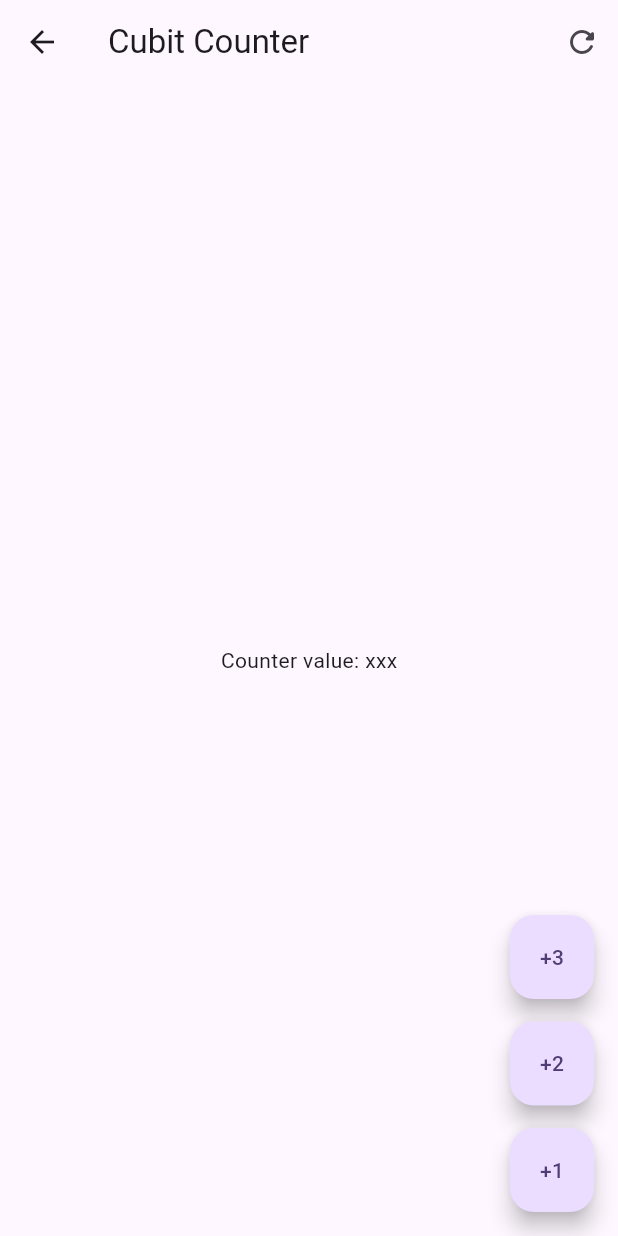
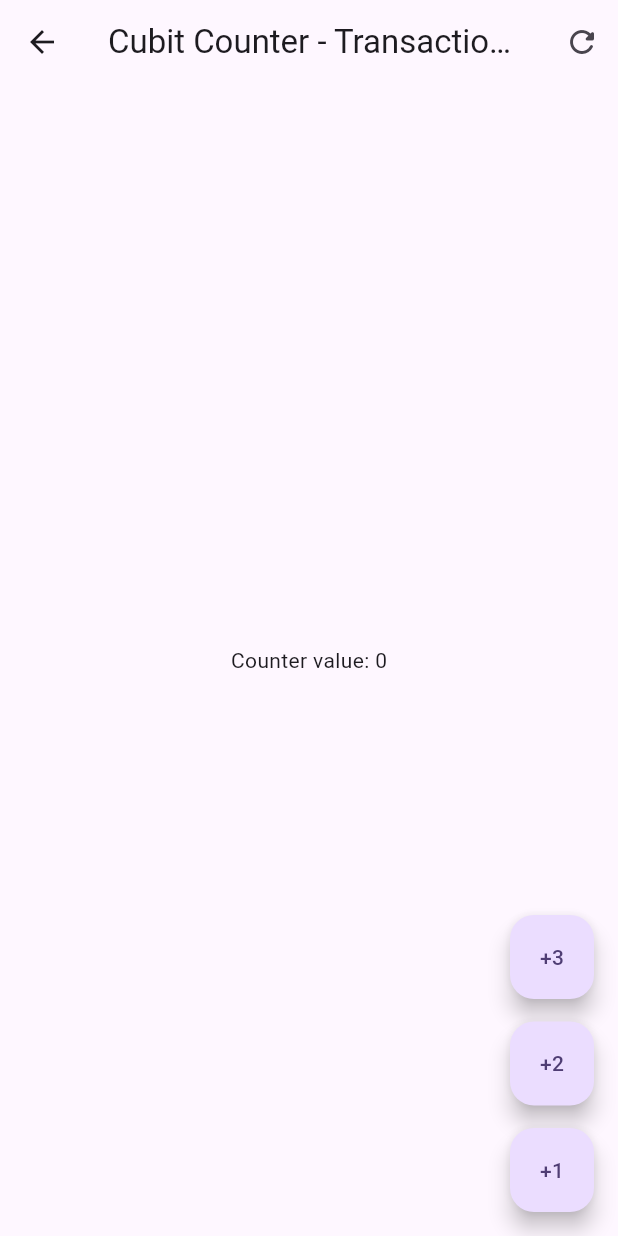
Before and after one commit to vogelFritz/forms_app, a Flutter app: the screen it shows after launch, after a tap on "cubits", on a phone screen of 412 x 824 dp. Run offline on Flutter 3.47's test engine with Material 3 defaults, Android fonts, the phone set to English and light mode, and no system bars; our stand-ins replace flutter_bloc, go_router.

Commit message:
CounterCubitScreen funcionando

```diff
--- /dev/null
+++ b/lib/presentation/blocs/counter_cubit/counter_state.dart
@@ -0,0 +1,16 @@
+part of 'counter_cubit.dart';
+
+class CounterState {
+  final int counter;
+  final int transactionCount;
+
+  CounterState({this.counter = 0, this.transactionCount = 0});
+
+  copyWith({
+    int? counter,
+    int? transactionCount,
+  }) =>
+      CounterState(
+          counter: counter ?? this.counter,
+          transactionCount: transactionCount ?? this.transactionCount);
+}
--- a/lib/presentation/screens/cubit_counter_screen.dart
+++ b/lib/presentation/screens/cubit_counter_screen.dart
@@ -1,28 +1,63 @@
 import 'package:flutter/material.dart';
+import 'package:flutter_bloc/flutter_bloc.dart';
+import 'package:forms_app/presentation/blocs/counter_cubit/counter_cubit.dart';
 
 class CubitCounterScreen extends StatelessWidget {
   const CubitCounterScreen({super.key});
 
   @override
   Widget build(BuildContext context) {
+    return BlocProvider(
+        create: (_) => CounterCubit(), child: const _CubitCounterView());
+  }
+}
+
+class _CubitCounterView extends StatelessWidget {
+  const _CubitCounterView();
+
+  @override
+  Widget build(BuildContext context) {
+    final counterState = context.watch<CounterCubit>().state;
     return Scaffold(
       appBar: AppBar(
-        title: const Text('Cubit Counter'),
+        title: Text(
+            'Cubit Counter - Transactions: ${counterState.transactionCount}'),
         actions: [
-          IconButton(onPressed: () {}, icon: const Icon(Icons.refresh_rounded))
+          IconButton(
+              onPressed: () {
+                context.read<CounterCubit>().reset();
+              },
+              icon: const Icon(Icons.refresh_rounded))
         ],
       ),
-      body: const Center(child: Text('Counter value: xxx')),
+      body: Center(child: BlocBuilder<CounterCubit, CounterState>(
+          // buildWhen: (previous, current) =>
+          //     current.counter != previous.counter,
+          builder: (context, state) {
+        return Text('Counter value: ${state.counter}');
+      })),
       floatingActionButton:
           Column(mainAxisAlignment: MainAxisAlignment.end, children: [
         FloatingActionButton(
-            heroTag: '1', onPressed: () {}, child: const Text('+3')),
+            heroTag: '1',
+            onPressed: () {
+              context.read<CounterCubit>().increaseBy(3);
+            },
+            child: const Text('+3')),
         const SizedBox(height: 15),
         FloatingActionButton(
-            heroTag: '2', onPressed: () {}, child: const Text('+2')),
+            heroTag: '2',
+            onPressed: () {
+              context.read<CounterCubit>().increaseBy(2);
+            },
+            child: const Text('+2')),
         const SizedBox(height: 15),
         FloatingActionButton(
-            heroTag: '3', onPressed: () {}, child: const Text('+1'))
+            heroTag: '3',
+            onPressed: () {
+              context.read<CounterCubit>().increaseBy(1);
+            },
+            child: const Text('+1'))
       ]),
     );
   }
--- a/pubspec.yaml
+++ b/pubspec.yaml
@@ -9,6 +9,7 @@ environment:
 dependencies:
   flutter:
     sdk: flutter
+  flutter_bloc: ^8.1.3
   go_router: ^13.0.0
 
 dev_dependencies:
```
Also changed, not shown: lib/presentation/blocs/counter_cubit/counter_cubit.dart (added, +17 -0 lines), pubspec.lock.
